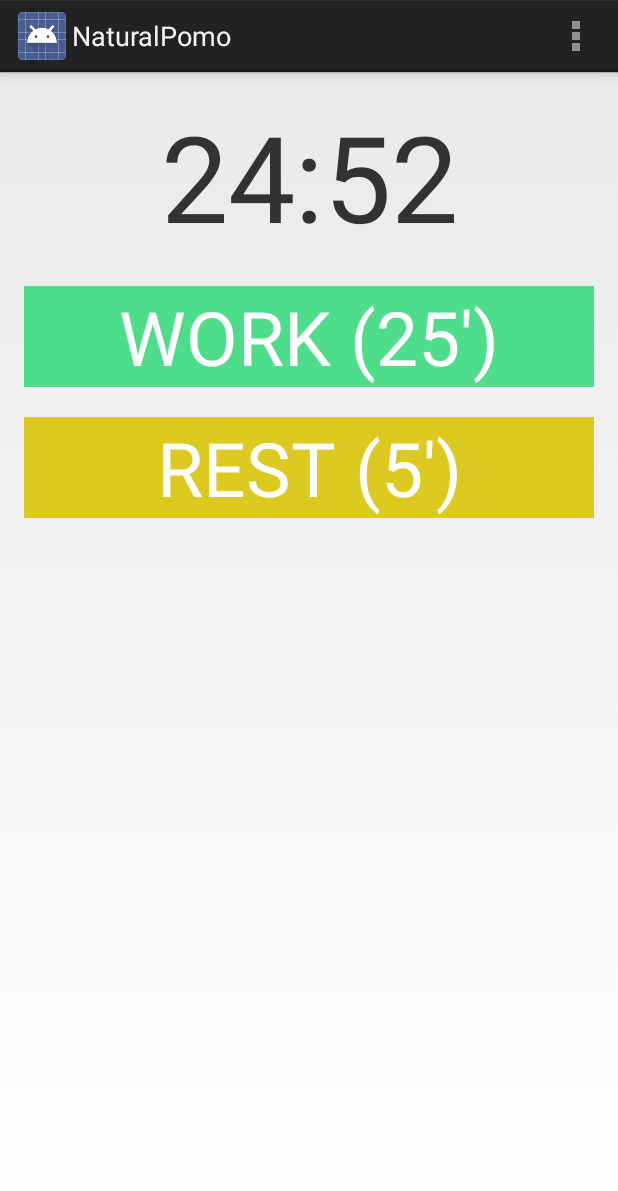
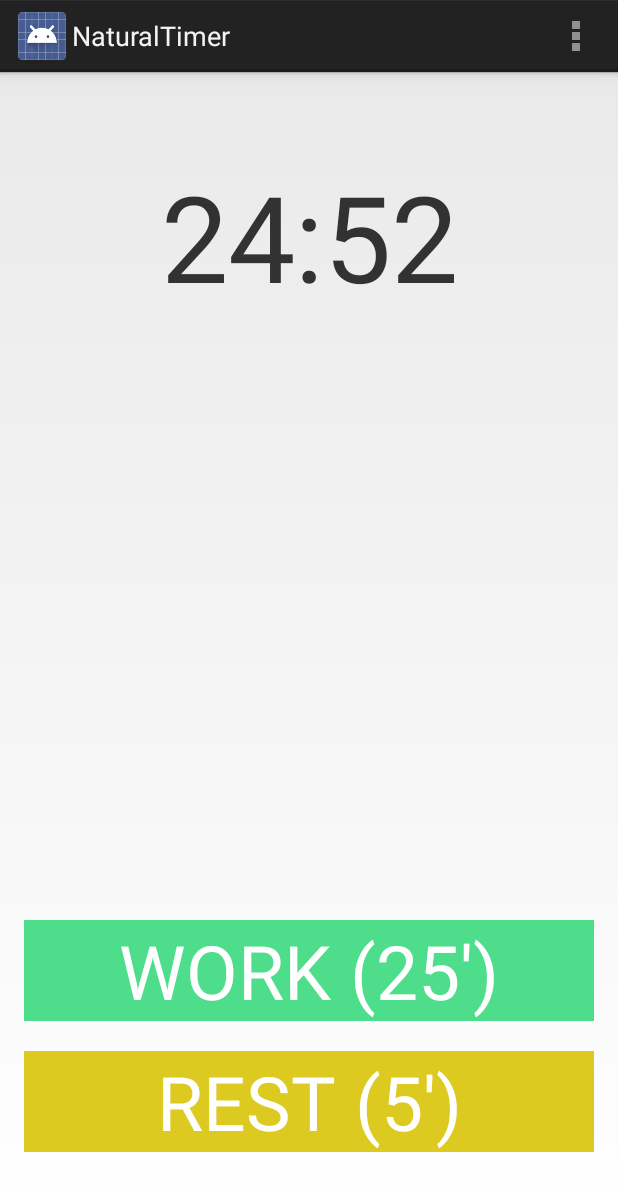
Before and after one commit to daldosso/NaturalPomo, an Android app: the screen it shows after launch (MainActivity), on a phone screen of 412 x 824 dp. Shown: the top 1191 px of the screen. Run offline under Robolectric (Android 15) with nearby library versions, the phone set to English and light mode, and no system bars.

Commit message:
Added to store

```diff
--- a/app/build.gradle
+++ b/app/build.gradle
@@ -5,9 +5,9 @@ android {
     buildToolsVersion "20.0.0"
 
     defaultConfig {
-        applicationId "com.adaldosso.naturalpomo"
+        applicationId "com.adaldosso.naturaltimer"
         minSdkVersion 15
-        targetSdkVersion 20
+        targetSdkVersion 21
         versionCode 1
         versionName "1.0"
     }
--- a/app/src/main/AndroidManifest.xml
+++ b/app/src/main/AndroidManifest.xml
@@ -1,6 +1,6 @@
 <?xml version="1.0" encoding="utf-8"?>
 <manifest xmlns:android="http://schemas.android.com/apk/res/android"
-    package="com.adaldosso.naturalpomo" >
+    package="com.adaldosso.naturaltimer" >
 
     <application
         android:allowBackup="true"
--- a/app/src/main/java/com/adaldosso/naturalpomo/MainActivity.java
+++ b/app/src/main/java/com/adaldosso/naturaltimer/MainActivity.java
@@ -1,4 +1,4 @@
-package com.adaldosso.naturalpomo;
+package com.adaldosso.naturaltimer;
 
 import android.app.Activity;
 import android.content.Context;
@@ -8,36 +8,20 @@ import android.os.Bundle;
 import android.os.CountDownTimer;
 import android.view.Menu;
 import android.view.MenuItem;
+import android.view.View;
 import android.widget.TextView;
 
 
 public class MainActivity extends Activity {
 
     private AudioManager audioManager;
+    private CountDownTimer timer;
 
     @Override
     protected void onCreate(Bundle savedInstanceState) {
         super.onCreate(savedInstanceState);
         setContentView(R.layout.activity_main);
-        final TextView clock = (TextView) findViewById(R.id.clock);
-        audioManager = (AudioManager) this.getSystemService(Context.AUDIO_SERVICE);
-        final MediaPlayer mp = MediaPlayer.create(getApplication(), R.raw.clock);
-
-        new CountDownTimer(25 * 60 * 1000, 1000) {
-
-            public void onTick(long millisUntilFinished) {
-                int seconds = (int) (millisUntilFinished / 1000);
-                int minutes = (int) ((millisUntilFinished / 1000) / 60);
-                mp.start();
-                clock.setText(String.format("%d:%02d", minutes, seconds % 60));
-//                audioManager.playSoundEffect(android.view.SoundEffectConstants.CLICK);
-            }
-
-            public void onFinish() {
-                clock.setText("done!");
-            }
-        }.start();
-
+        startWork(null);
     }
 
 
@@ -55,4 +39,35 @@ public class MainActivity extends Activity {
         }
         return super.onOptionsItemSelected(item);
     }
+
+    private void startTimer(int time) {
+        if (timer != null) {
+            timer.cancel();
+        }
+        final TextView clock = (TextView) findViewById(R.id.clock);
+        audioManager = (AudioManager) this.getSystemService(Context.AUDIO_SERVICE);
+        final MediaPlayer mp = MediaPlayer.create(getApplication(), R.raw.clock);
+        timer = new CountDownTimer(time * 60 * 1000, 1000) {
+
+            public void onTick(long millisUntilFinished) {
+                int seconds = (int) (millisUntilFinished / 1000);
+                int minutes = (int) ((millisUntilFinished / 1000) / 60);
+                mp.start();
+                clock.setText(String.format("%d:%02d", minutes, seconds % 60));
+//                audioManager.playSoundEffect(android.view.SoundEffectConstants.CLICK);
+            }
+
+            public void onFinish() {
+                clock.setText("done!");
+            }
+        }.start();
+    }
+
+    public void startWork(View view) {
+        startTimer(25);
+    }
+
+    public void startRest(View view) {
+        startTimer(5);
+    }
 }
--- a/app/src/main/res/layout/activity_main.xml
+++ b/app/src/main/res/layout/activity_main.xml
@@ -10,7 +10,7 @@
 
     <TextView
         android:id="@+id/clock"
-        android:text="@string/hello_world"
+        android:text="@string/timer"
         android:layout_width="wrap_content"
         android:layout_height="wrap_content"
         android:layout_alignParentStart="true"
@@ -18,7 +18,17 @@
         android:layout_alignParentEnd="true"
         android:layout_alignParentRight="true"
         android:gravity="center_horizontal"
-        android:textSize="@dimen/clock" />
+        android:textSize="@dimen/clock"
+        android:layout_centerHorizontal="true"
+        android:layout_marginTop="@dimen/clock_margin_top" />
+
+    <RelativeLayout
+        android:layout_width="fill_parent"
+        android:layout_height="wrap_content"
+        android:layout_centerHorizontal="true"
+        android:layout_alignParentBottom="true"
+        android:gravity="bottom"
+        android:layout_marginBottom="40dp">
 
         <Button
             android:layout_width="fill_parent"
@@ -29,7 +39,7 @@
             android:textColor="@android:color/white"
             android:textSize="@dimen/standard"
             android:background="#ff4ddd8b"
-        android:layout_below="@+id/clock" />
+            android:onClick="startWork" />
 
         <Button
             android:layout_width="fill_parent"
@@ -39,6 +49,9 @@
             android:textColor="@android:color/white"
             android:textSize="@dimen/standard"
             android:background="#ffddca20"
-        android:layout_below="@+id/work" />
+            android:layout_below="@+id/work"
+            android:onClick="startRest"
+            android:id="@+id/button" />
+    </RelativeLayout>
 
 </RelativeLayout>
--- a/app/src/main/res/values-w820dp/dimens.xml
+++ b/app/src/main/res/values-w820dp/dimens.xml
@@ -3,4 +3,7 @@
          (such as screen margins) for screens with more than 820dp of available width. This
          would include 7" and 10" devices in landscape (~960dp and ~1280dp respectively). -->
     <dimen name="activity_horizontal_margin">64dp</dimen>
+    <dimen name="clock">100sp</dimen>
+    <dimen name="clock_margin_top">80dp</dimen>
+
 </resources>
--- a/app/src/main/res/values/dimens.xml
+++ b/app/src/main/res/values/dimens.xml
@@ -4,4 +4,5 @@
     <dimen name="activity_vertical_margin">16dp</dimen>
     <dimen name="clock">80sp</dimen>
     <dimen name="standard">50sp</dimen>
+    <dimen name="clock_margin_top">40dp</dimen>
 </resources>
--- a/app/src/main/res/values/strings.xml
+++ b/app/src/main/res/values/strings.xml
@@ -1,8 +1,8 @@
 <?xml version="1.0" encoding="utf-8"?>
 <resources>
 
-    <string name="app_name">NaturalPomo</string>
-    <string name="hello_world">Hello world!</string>
+    <string name="app_name">NaturalTimer</string>
+    <string name="timer">25:00</string>
     <string name="action_settings">Settings</string>
     <string name="work">WORK (25\')</string>
     <string name="rest">REST (5\')</string>
```
Also changed, not shown: 7 other files. Lines whose indentation alone changed are shown as unchanged.
